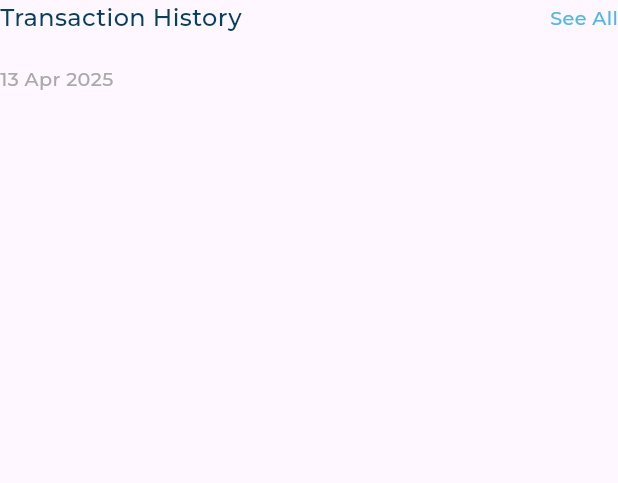
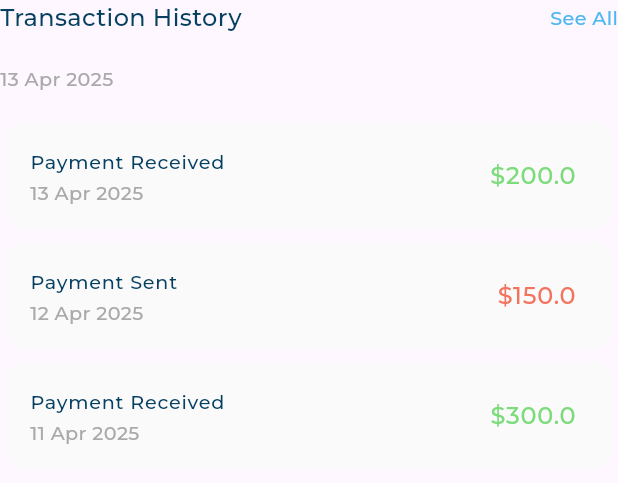
Before and after one commit to salahswidan/responsive_dash_board, a Flutter app: the TransctionHistory widget shown alone on an empty page, opened directly, on a phone screen of 412 x 824 dp. Shown: the top 483 px of the screen. Run offline on Flutter 3.47's test engine with Material 3 defaults, Android fonts, the phone set to English and light mode, and no system bars; our stand-ins replace expandable_page_view, flutter_svg; project files that could hold a hidden picture were left out.

Commit message:
finish transction history

```diff
--- a/lib/views/transction_history/transction_history.dart
+++ b/lib/views/transction_history/transction_history.dart
@@ -1,5 +1,6 @@
 import 'package:flutter/material.dart';
 import 'package:responsive_dash_board/utils/app_styles.dart';
+import 'package:responsive_dash_board/views/transction_history/transction_history_list_view.dart';
 
 class TransctionHistory extends StatelessWidget {
   const TransctionHistory({super.key});
@@ -19,6 +20,8 @@ class TransctionHistory extends StatelessWidget {
             color: const Color(0xFFAAAAAA),
           ),
         ),
+        SizedBox(height: 16,),
+        TransctionHistoryListView(),
       ],
     );
   }
--- /dev/null
+++ b/lib/views/transction_history/transction_history_list_view.dart
@@ -0,0 +1,24 @@
+import 'package:flutter/material.dart';
+import '../../models/transction_model.dart';
+import 'transction_item.dart';
+
+class TransctionHistoryListView extends StatelessWidget {
+  const TransctionHistoryListView({super.key});
+
+
+     static const items = [
+   TransctionModel(title: "Payment Received", date: "13 Apr 2025", amount: "\$200.0", isWithdrawal: false),
+   TransctionModel(title: "Payment Sent", date: "12 Apr 2025", amount: "\$150.0", isWithdrawal: true),
+   TransctionModel(title: "Payment Received", date: "11 Apr 2025", amount: "\$300.0", isWithdrawal: false),
+  ];
+
+
+  @override
+  Widget build(BuildContext context) {
+    return ListView.builder(
+      shrinkWrap: true,
+      itemBuilder: (context, index) {
+        return TransctionItem(transctionModel: items[index]);
+      }, itemCount: items.length,);
+  }
+}
--- a/lib/views/transction_history/transction_item.dart
+++ b/lib/views/transction_history/transction_item.dart
@@ -22,15 +22,17 @@ class TransctionItem extends StatelessWidget {
             ),
             subtitle: Text(
               transctionModel.date,
-        style: AppStyles.styleRegular16(context)
+              style: AppStyles.styleRegular16(context).copyWith(
+                color: const Color(0xFFAAAAAA),
+              ),
             ),
             trailing: Text(
               transctionModel.amount,
               style: AppStyles.styleSemiBold20(context).copyWith(
-          color: transctionModel.isWithdrawal ? const Color(0xFFF3735E): const Color(0xFF7CDB7A),
+                color: transctionModel.isWithdrawal
+                    ? const Color(0xFFF3735E)
+                    : const Color(0xFF7CDB7A),
               ),
-
-    )
-    ));
+            )));
   }
 }
--- a/lib/widgets/dashboard_desktop_layout.dart
+++ b/lib/widgets/dashboard_desktop_layout.dart
@@ -7,6 +7,7 @@ import '../views/AllExpensessAndQuickInvoiceSection/all_expensess/all_expensess_
 import '../views/card/custom_dot.dart';
 import '../views/card/dots_indicator.dart';
 import '../views/card/section/my_card_section.dart';
+import '../views/transction_history/section/my_card_and_transction_section.dart';
 
 class DashboardDesktopLayout extends StatelessWidget {
   const DashboardDesktopLayout({super.key});
@@ -26,7 +27,7 @@ class DashboardDesktopLayout extends StatelessWidget {
         SizedBox(
           width: 24,
         ),
-        Expanded(child: TransctionHistory()),
+        Expanded(child: MyCardAndTransctionSection()),
       ],
     );
   }
```
Also changed, not shown: lib/views/transction_history/section/my_card_and_transction_section.dart (added, +24 -0 lines). Lines whose indentation alone changed are shown as unchanged.
